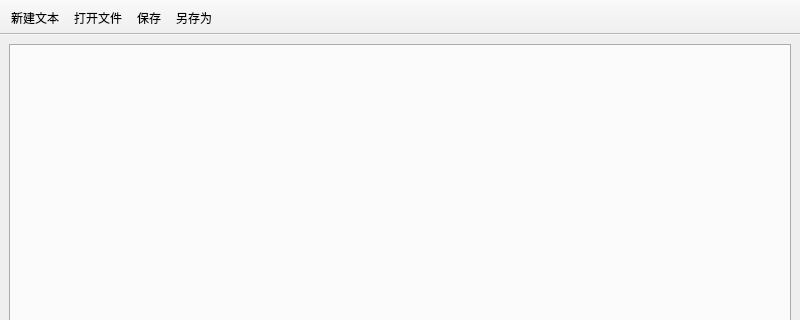
This is Src/mainwindow.ui in YuyangHou1230/TextEditor as Qt 5 draws it before an edit; both pictures show x 0 to 800 and y 0 to 320 of the 800 by 600 pixel window. The edited form follows.
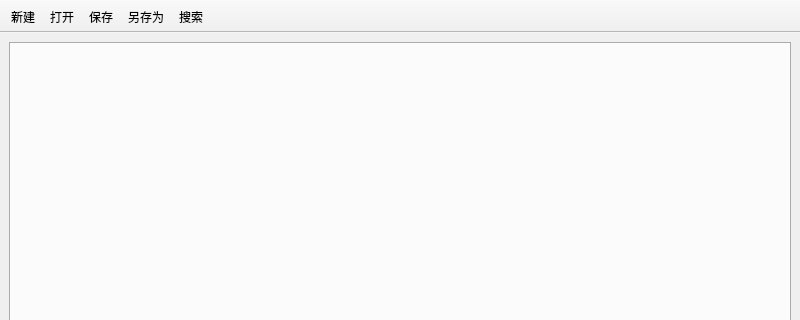
This is the edited form. Icons and pictures are not drawn.

Commit message: 增搜索功能 添加图标

The edit to the form file:
```diff
--- a/Src/mainwindow.ui
+++ b/Src/mainwindow.ui
@@ -39,7 +39,7 @@
    <property name="minimumSize">
     <size>
      <width>0</width>
-     <height>35</height>
+     <height>0</height>
     </size>
    </property>
    <property name="windowTitle">
@@ -48,6 +48,12 @@
    <property name="movable">
     <bool>false</bool>
    </property>
+   <property name="toolButtonStyle">
+    <enum>Qt::ToolButtonTextUnderIcon</enum>
+   </property>
+   <property name="floatable">
+    <bool>false</bool>
+   </property>
    <attribute name="toolBarArea">
     <enum>TopToolBarArea</enum>
    </attribute>
@@ -58,15 +64,16 @@
    <addaction name="actionOpen"/>
    <addaction name="actionSave"/>
    <addaction name="actionSaveAs"/>
+   <addaction name="actionSearch"/>
   </widget>
   <action name="actionNew">
    <property name="text">
-    <string>新建文本</string>
+    <string>新建</string>
    </property>
   </action>
   <action name="actionOpen">
    <property name="text">
-    <string>打开文件</string>
+    <string>打开</string>
    </property>
   </action>
   <action name="actionSave">
@@ -79,6 +86,15 @@
     <string>另存为</string>
    </property>
   </action>
+  <action name="actionSearch">
+   <property name="icon">
+    <iconset>
+     <normaloff>../Resources/Icon/searchFileIcon.png</normaloff>../Resources/Icon/searchFileIcon.png</iconset>
+   </property>
+   <property name="text">
+    <string>搜索</string>
+   </property>
+  </action>
  </widget>
  <resources/>
  <connections/>
```
Left out of the diff: 12 changed lines with no effect on the pictures. The commit also changes 10 other files.
